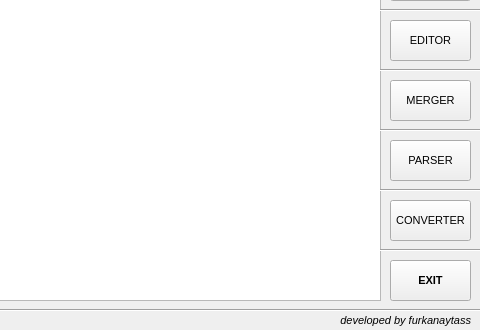
Before: the Qt Designer form ui/main_ui.ui in aytss23/pdf-editor-app, drawn with Qt 5; both pictures show x 160 to 640 and y 150 to 480 of the 640 by 480 pixel window.
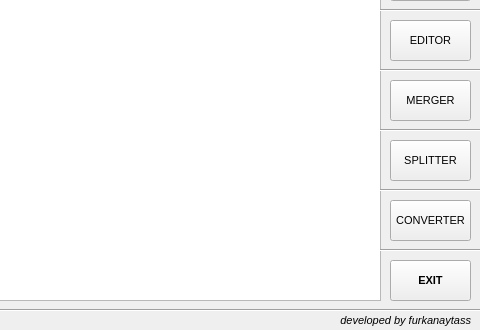
After: the same form once the commit is applied.

```diff
--- a/ui/main_ui.ui
+++ b/ui/main_ui.ui
@@ -146,7 +146,7 @@
      </rect>
     </property>
     <property name="text">
-     <string>PARSER</string>
+     <string>SPLITTER</string>
     </property>
    </widget>
    <widget class="QPushButton" name="converter_push_button">
```
